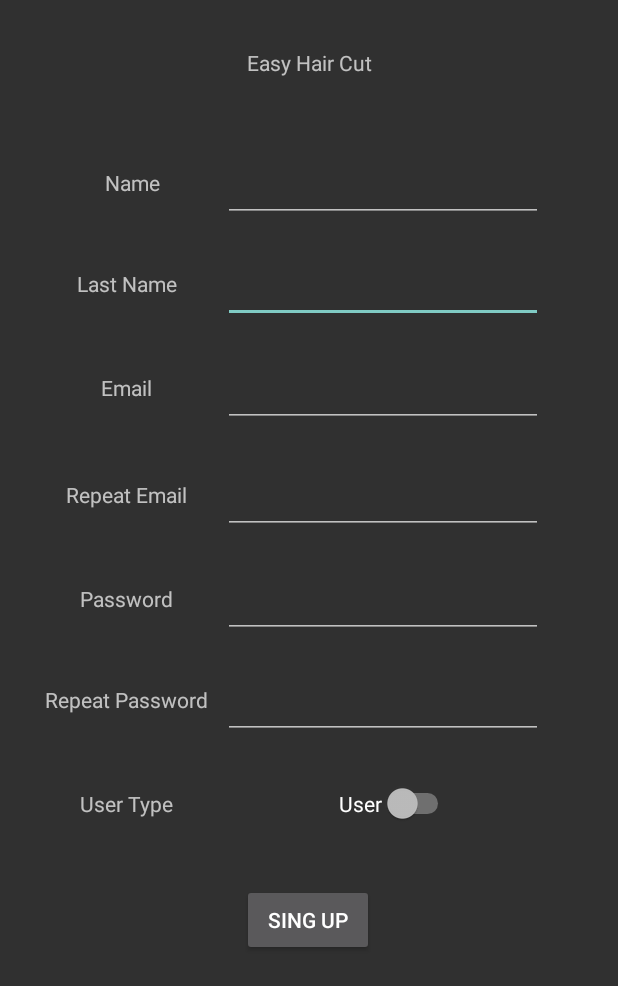
After one commit to AndresGA97/EasyHairCut, an Android app: the RegisterActivity screen opened directly, with no data from a screen before it, on a phone screen of 412 x 824 dp. The commit adds this screen. Shown: the top 986 px of the screen. Run offline under Robolectric (Android 15) with nearby library versions, the phone set to English and light mode, and no system bars; our stand-ins replace Firebase (no records; nobody signed in at launch, a user with empty details on screens opened directly).

Commit message:
Implemented Authentication on FireBase, created Register Activity
Implemented Authentication on Firebase for Register user with email and password

Register Activity for achieve User data

```diff
--- a/app/build.gradle
+++ b/app/build.gradle
@@ -38,4 +38,5 @@ dependencies {
     implementation 'com.google.android.gms:play-services-plus:17.0.0'
     implementation 'com.google.firebase:firebase-analytics:17.2.2'
     implementation 'com.google.firebase:firebase-firestore:21.3.0'
+    implementation 'com.google.firebase:firebase-auth:19.2.0'
 }
--- a/app/src/main/AndroidManifest.xml
+++ b/app/src/main/AndroidManifest.xml
@@ -1,7 +1,8 @@
 <?xml version="1.0" encoding="utf-8"?>
 <manifest xmlns:android="http://schemas.android.com/apk/res/android"
     package="com.example.easyhaircut">
-    <uses-permission android:name="android.permission.INTERNET"/>
+
+    <uses-permission android:name="android.permission.INTERNET" />
 
     <application
         android:allowBackup="true"
@@ -10,6 +11,7 @@
         android:roundIcon="@mipmap/ic_launcher_round"
         android:supportsRtl="true"
         android:theme="@style/Theme.AppCompat.NoActionBar">
+        <activity android:name=".RegisterActivity"></activity>
         <activity android:name=".MainActivity">
             <intent-filter>
                 <action android:name="android.intent.action.MAIN" />
--- a/app/src/main/java/com/example/easyhaircut/MainActivity.kt
+++ b/app/src/main/java/com/example/easyhaircut/MainActivity.kt
@@ -1,7 +1,9 @@
 package com.example.easyhaircut
 
+import android.content.Intent
 import androidx.appcompat.app.AppCompatActivity
 import android.os.Bundle
+import android.view.View
 
 class MainActivity : AppCompatActivity() {
 
@@ -9,4 +11,9 @@ class MainActivity : AppCompatActivity() {
         super.onCreate(savedInstanceState)
         setContentView(R.layout.activity_main)
     }
+
+    fun toRegisterActivity(view: View) {
+        var intent:Intent=Intent(this,RegisterActivity::class.java)
+        startActivity(intent)
+    }
 }
--- /dev/null
+++ b/app/src/main/java/com/example/easyhaircut/RegisterActivity.kt
@@ -0,0 +1,84 @@
+package com.example.easyhaircut
+
+import android.os.Bundle
+import android.util.Log
+import android.view.View
+import android.widget.EditText
+import android.widget.Switch
+import android.widget.Toast
+import androidx.appcompat.app.AppCompatActivity
+import com.google.android.gms.tasks.OnCompleteListener
+import com.google.android.gms.tasks.Task
+import com.google.firebase.auth.AuthResult
+import com.google.firebase.auth.FirebaseAuth
+import com.google.firebase.firestore.FirebaseFirestore
+
+class RegisterActivity : AppCompatActivity() {
+    private val name:EditText by lazy { findViewById<EditText>(R.id.editTextLastNameRegister) }
+    private val lastName:EditText by lazy { findViewById<EditText>(R.id.editTextLastNameRegister) }
+    private val email:EditText by lazy { findViewById<EditText>(R.id.editTextEmailRegister) }
+    private val email2:EditText by lazy { findViewById<EditText>(R.id.editTextEmail2Register) }
+    private val password:EditText by lazy { findViewById<EditText>(R.id.editTextPasswordRegister) }
+    private val password2:EditText by lazy { findViewById<EditText>(R.id.editTextPassword2Register) }
+    private val userType:Switch by lazy { findViewById<Switch>(R.id.switchUserTypeRegister) } //false = User or True = hair dresser
+
+    private lateinit var auth: FirebaseAuth //Declare Firebase Auth
+    private lateinit var db:FirebaseFirestore //Declare Firebase FireStone
+    override fun onCreate(savedInstanceState: Bundle?) {
+        super.onCreate(savedInstanceState)
+        setContentView(R.layout.activity_register)
+        auth= FirebaseAuth.getInstance()//Initialize Firebase Auth
+        db= FirebaseFirestore.getInstance()
+    }
+
+    /**
+     * Register and Login User (First Time)
+     */
+    fun authUser() {
+        auth.createUserWithEmailAndPassword(email.text.toString(), password.text.toString()).addOnCompleteListener(this) { task ->
+                if (task.isSuccessful) {
+                    // Sign in success, update UI with the signed-in user's information
+                    Log.d("SuccessLogin", "createUserWithEmail:success")
+                    val user = auth.currentUser
+                } else {
+                    // If sign in fails, display a message to the user.
+                    Log.w("ErrorLogin", "createUserWithEmail:failure", task.exception)
+                    Toast.makeText(
+                        baseContext, "Authentication failed.",
+                        Toast.LENGTH_SHORT
+                    ).show()
+                }
+            }
+        registerUserDB()
+    }
+    /**
+     * Register the user values on database
+     */
+    fun registerUserDB() {
+        val user= hashMapOf("first" to name.text.toString(),
+            "last" to lastName.text.toString(),
+            "email" to email.text.toString(),
+            "password" to password.text.toString(),
+            "userType" to if (userType.isChecked)true else false)
+
+        //Insert user on fireStone
+        db.collection("users")
+            .add(user)
+            .addOnSuccessListener { documentReference -> Log.d("Successful register",
+                "DocumentSnapshot added with ID: ${documentReference.id}") }
+            .addOnFailureListener { exception -> Log.w("Failed",
+                "Error adding document", exception) }
+    }
+
+    /**
+     * Change the Activity to InicialActivity
+     */
+    fun toInicial(view: View) {
+        if(name.text.toString()!="" && lastName.text.toString()!="" && email.text.toString()!="" && password.text.toString()!=""){
+            if(password.text.toString().equals(password2.text.toString()) && email.text.toString().equals(email2.text.toString())){
+                authUser()
+                Log.i("Datos correctos","datos correctos")
+            }
+        }
+    }
+}
--- a/app/src/main/res/layout/activity_main.xml
+++ b/app/src/main/res/layout/activity_main.xml
@@ -79,6 +79,7 @@
         android:layout_height="wrap_content"
         android:layout_marginTop="40dp"
         android:text="@string/Sing_Up"
+        android:onClick="toRegisterActivity"
         app:layout_constraintEnd_toEndOf="parent"
         app:layout_constraintHorizontal_bias="0.5"
         app:layout_constraintStart_toStartOf="parent"
--- /dev/null
+++ b/app/src/main/res/layout/activity_register.xml
@@ -0,0 +1,185 @@
+<?xml version="1.0" encoding="utf-8"?>
+<androidx.constraintlayout.widget.ConstraintLayout xmlns:android="http://schemas.android.com/apk/res/android"
+    xmlns:app="http://schemas.android.com/apk/res-auto"
+    xmlns:tools="http://schemas.android.com/tools"
+    android:layout_width="match_parent"
+    android:layout_height="match_parent"
+    tools:context=".RegisterActivity">
+
+    <TextView
+        android:id="@+id/textViewTitleRegister"
+        android:layout_width="wrap_content"
+        android:layout_height="wrap_content"
+        android:layout_marginTop="32dp"
+        android:text="@string/app_name"
+        app:layout_constraintEnd_toEndOf="parent"
+        app:layout_constraintStart_toStartOf="parent"
+        app:layout_constraintTop_toTopOf="parent" />
+
+    <TextView
+        android:id="@+id/textViewNameRegister"
+        android:layout_width="wrap_content"
+        android:layout_height="wrap_content"
+        android:layout_marginTop="112dp"
+        android:text="@string/name"
+        app:layout_constraintEnd_toEndOf="@+id/textViewLastNameRegister"
+        app:layout_constraintHorizontal_bias="0.612"
+        app:layout_constraintStart_toStartOf="@+id/textViewLastNameRegister"
+        app:layout_constraintTop_toTopOf="parent" />
+
+    <TextView
+        android:id="@+id/textViewLastNameRegister"
+        android:layout_width="wrap_content"
+        android:layout_height="wrap_content"
+        android:layout_marginTop="48dp"
+        android:text="@string/last_name"
+        app:layout_constraintEnd_toEndOf="@+id/textViewEmailRegister"
+        app:layout_constraintStart_toStartOf="@+id/textViewEmailRegister"
+        app:layout_constraintTop_toBottomOf="@+id/textViewNameRegister" />
+
+    <TextView
+        android:id="@+id/textViewEmail2Register"
+        android:layout_width="wrap_content"
+        android:layout_height="wrap_content"
+        android:layout_marginTop="52dp"
+        android:text="@string/repeat_email"
+        app:layout_constraintEnd_toEndOf="@+id/textViewPasswordRegister"
+        app:layout_constraintStart_toStartOf="@+id/textViewPasswordRegister"
+        app:layout_constraintTop_toBottomOf="@+id/textViewEmailRegister" />
+
+    <TextView
+        android:id="@+id/textViewPassword2Register"
+        android:layout_width="wrap_content"
+        android:layout_height="wrap_content"
+        android:layout_marginTop="48dp"
+        android:layout_marginEnd="10dp"
+        android:text="@string/repeat_password"
+        app:layout_constraintEnd_toStartOf="@+id/editTextPassword2Register"
+        app:layout_constraintTop_toBottomOf="@+id/textViewPasswordRegister" />
+
+    <EditText
+        android:id="@+id/editTextLastNameRegister"
+        android:layout_width="wrap_content"
+        android:layout_height="wrap_content"
+        android:ems="10"
+        android:inputType="textPersonName"
+        app:layout_constraintBottom_toBottomOf="@+id/textViewLastNameRegister"
+        app:layout_constraintEnd_toEndOf="@+id/editTextEmailRegister"
+        app:layout_constraintStart_toStartOf="@+id/editTextEmailRegister"
+        app:layout_constraintTop_toTopOf="@+id/textViewLastNameRegister"
+        app:layout_constraintVertical_bias="0.384" />
+
+    <EditText
+        android:id="@+id/editTextNameRegister"
+        android:layout_width="wrap_content"
+        android:layout_height="wrap_content"
+        android:ems="10"
+        android:inputType="textPersonName"
+        app:layout_constraintBottom_toBottomOf="@+id/textViewNameRegister"
+        app:layout_constraintEnd_toEndOf="@+id/editTextLastNameRegister"
+        app:layout_constraintStart_toStartOf="@+id/editTextLastNameRegister"
+        app:layout_constraintTop_toTopOf="@+id/textViewNameRegister"
+        app:layout_constraintVertical_bias="0.384" />
+
+    <EditText
+        android:id="@+id/editTextEmailRegister"
+        android:layout_width="wrap_content"
+        android:layout_height="wrap_content"
+        android:ems="10"
+        android:inputType="textEmailAddress"
+        app:layout_constraintBottom_toBottomOf="@+id/textViewEmailRegister"
+        app:layout_constraintEnd_toEndOf="@+id/editTextEmail2Register"
+        app:layout_constraintStart_toStartOf="@+id/editTextEmail2Register"
+        app:layout_constraintTop_toTopOf="@+id/textViewEmailRegister"
+        app:layout_constraintVertical_bias="0.384" />
+
+    <EditText
+        android:id="@+id/editTextEmail2Register"
+        android:layout_width="wrap_content"
+        android:layout_height="wrap_content"
+        android:ems="10"
+        android:inputType="textEmailAddress"
+        app:layout_constraintBottom_toBottomOf="@+id/textViewEmail2Register"
+        app:layout_constraintEnd_toEndOf="@+id/editTextPasswordRegister"
+        app:layout_constraintStart_toStartOf="@+id/editTextPasswordRegister"
+        app:layout_constraintTop_toTopOf="@+id/textViewEmail2Register"
+        app:layout_constraintVertical_bias="0.384" />
+
+    <EditText
+        android:id="@+id/editTextPasswordRegister"
+        android:layout_width="wrap_content"
+        android:layout_height="wrap_content"
+        android:ems="10"
+        android:inputType="textPassword"
+        app:layout_constraintBottom_toBottomOf="@+id/textViewPasswordRegister"
+        app:layout_constraintEnd_toEndOf="@+id/editTextPassword2Register"
+        app:layout_constraintStart_toStartOf="@+id/editTextPassword2Register"
+        app:layout_constraintTop_toTopOf="@+id/textViewPasswordRegister"
+        app:layout_constraintVertical_bias="0.384" />
+
+    <EditText
+        android:id="@+id/editTextPassword2Register"
+        android:layout_width="wrap_content"
+        android:layout_height="wrap_content"
+        android:layout_marginEnd="50dp"
+        android:ems="10"
+        android:inputType="textPassword"
+        app:layout_constraintBottom_toBottomOf="@+id/textViewPassword2Register"
+        app:layout_constraintEnd_toEndOf="parent"
+        app:layout_constraintTop_toTopOf="@+id/textViewPassword2Register"
+        app:layout_constraintVertical_bias="0.384" />
+
+    <TextView
+        android:id="@+id/textViewEmailRegister"
+        android:layout_width="wrap_content"
+        android:layout_height="wrap_content"
+        android:layout_marginTop="50dp"
+        android:text="@string/email"
+        app:layout_constraintEnd_toEndOf="@+id/textViewEmail2Register"
+        app:layout_constraintStart_toStartOf="@+id/textViewEmail2Register"
+        app:layout_constraintTop_toBottomOf="@+id/textViewLastNameRegister" />
+
+    <TextView
+        android:id="@+id/textViewPasswordRegister"
+        android:layout_width="wrap_content"
+        android:layout_height="wrap_content"
+        android:layout_marginTop="50dp"
+        android:text="@string/password"
+        app:layout_constraintEnd_toEndOf="@+id/textViewPassword2Register"
+        app:layout_constraintStart_toStartOf="@+id/textViewPassword2Register"
+        app:layout_constraintTop_toBottomOf="@+id/textViewEmail2Register" />
+
+    <Button
+        android:id="@+id/buttonRegister"
+        android:layout_width="wrap_content"
+        android:layout_height="wrap_content"
+        android:layout_marginTop="40dp"
+        android:onClick="toInicial"
+        android:text="@string/Sing_Up"
+        app:layout_constraintEnd_toEndOf="parent"
+        app:layout_constraintHorizontal_bias="0.498"
+        app:layout_constraintStart_toStartOf="parent"
+        app:layout_constraintTop_toBottomOf="@+id/switchUserTypeRegister" />
+
+    <TextView
+        android:id="@+id/textViewUserTypeRegister"
+        android:layout_width="wrap_content"
+        android:layout_height="wrap_content"
+        android:layout_marginTop="50dp"
+        android:text="@string/userType"
+        app:layout_constraintEnd_toEndOf="@+id/textViewPassword2Register"
+        app:layout_constraintStart_toStartOf="@+id/textViewPassword2Register"
+        app:layout_constraintTop_toBottomOf="@+id/textViewPassword2Register" />
+
+    <Switch
+        android:id="@+id/switchUserTypeRegister"
+        android:layout_width="wrap_content"
+        android:layout_height="wrap_content"
+        android:text="@string/user"
+        app:layout_constraintBottom_toBottomOf="@+id/textViewUserTypeRegister"
+        app:layout_constraintEnd_toEndOf="parent"
+        app:layout_constraintHorizontal_bias="0.5"
+        app:layout_constraintStart_toEndOf="@+id/textViewUserTypeRegister"
+        app:layout_constraintTop_toTopOf="@+id/textViewUserTypeRegister" />
+
+</androidx.constraintlayout.widget.ConstraintLayout>
--- a/app/src/main/res/values/strings.xml
+++ b/app/src/main/res/values/strings.xml
@@ -4,4 +4,13 @@
     <string name="password">Password</string>
     <string name="login">Login</string>
     <string name="Sing_Up">Sing Up</string>
+    <string name="name">Name</string>
+    <string name="last_name">Last Name</string>
+    <string name="email">Email</string>
+    <string name="repeat_password">Repeat Password</string>
+    <string name="repeat_email">Repeat Email</string>
+    <string name="userType">User Type</string>
+    <string name="hair_dresser">Hair Dresser</string>
+    <string name="successful_register">Successful Register</string>
+    <string name="failed_register">Failed Register</string>
 </resources>
```
Also changed, not shown: 2 other files.
